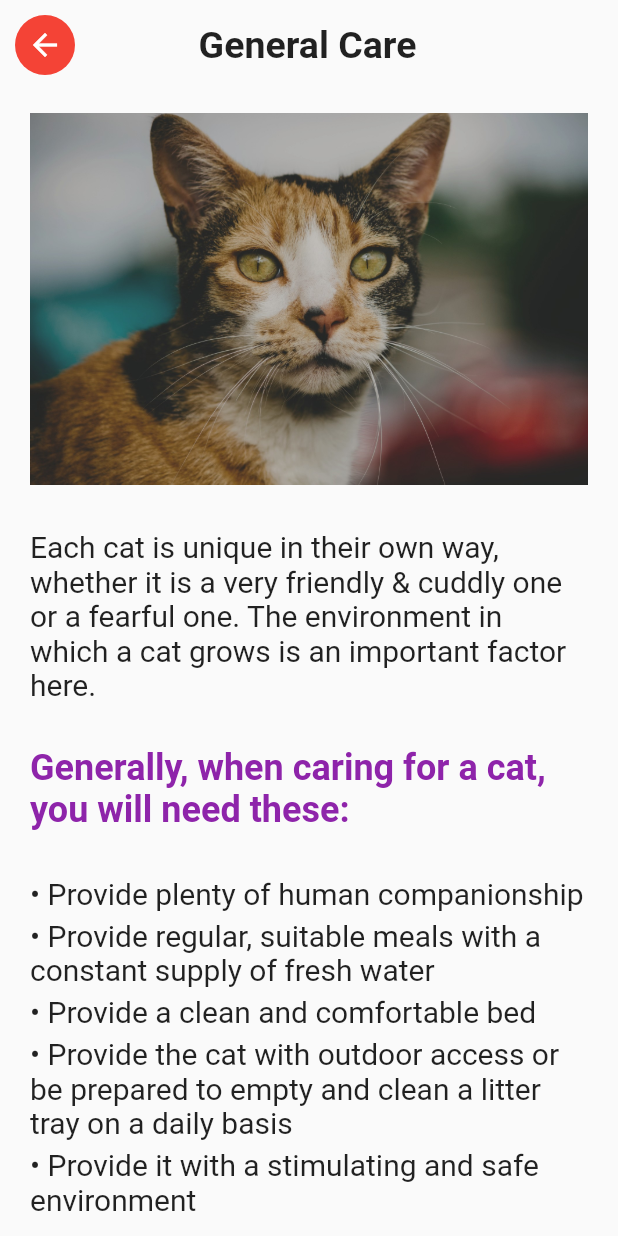
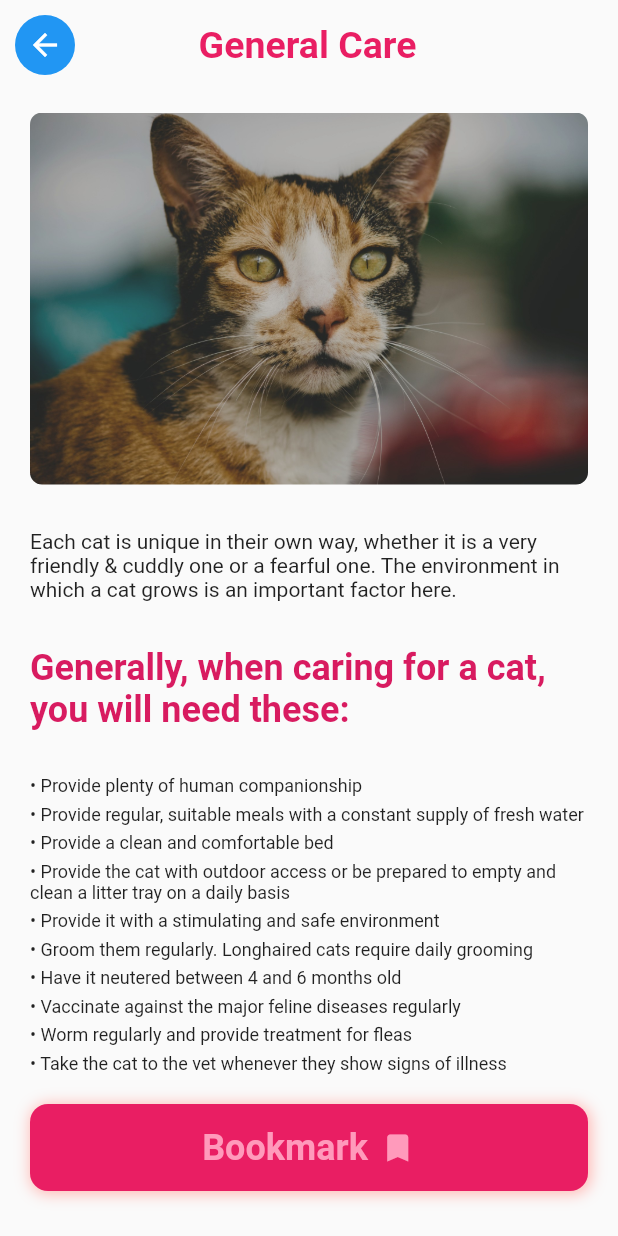
Before and after one commit to iansstuff15/catpedia, a Flutter app: the GenInfo screen opened by its route, on a phone screen of 412 x 824 dp. Run offline on Flutter 3.47's test engine with Material 2 defaults, Android fonts, the light colour scheme and no system bars; our stand-ins replace google_fonts, skeletons; missing offline and left inert: dart:ffi.

Commit message:
made changes to general care

```diff
--- a/lib/helpers/request_helper.dart
+++ b/lib/helpers/request_helper.dart
@@ -8,6 +8,8 @@ class RequestHelper {
     http.Response response =
         await http.get(url, headers: {"x-api-key": catapi_key});
 
+  /// Checking if the response is 200, if it is, it is decoding the data and returning it. If it is not
+  /// 200, it is returning failed. If there is an error, it is returning error.
     try {
       if (response.statusCode == 200) {
         String data = response.body;
--- a/lib/screens/breedlist.dart
+++ b/lib/screens/breedlist.dart
@@ -98,6 +98,7 @@ class _BreedlistState extends State<Breedlist> {
   Widget build(BuildContext context) {
     return Scaffold(
         body:SafeArea(
+
           child: ListView.builder(
             itemBuilder: (context, index){
               return Container(
--- a/lib/screens/care_geninfo.dart
+++ b/lib/screens/care_geninfo.dart
@@ -1,4 +1,4 @@
-// ignore_for_file: prefer_const_constructors, use_key_in_widget_constructors, avoid_unnecessary_containers
+// ignore_for_file: prefer_const_constructors, use_key_in_widget_constructors, avoid_unnecessary_containers, prefer_const_literals_to_create_immutables
 
 import 'package:flutter/material.dart';
 
@@ -54,6 +54,14 @@ class GenInfo extends StatelessWidget {
     double width_ = MediaQuery.of(context).size.width;
 
     return Scaffold(
+      // floatingActionButton: FloatingActionButton.extended(
+      //   onPressed: () {
+      //     // Add your onPressed code here!
+      //   },
+      //   label: const Text('Bookmark'),
+      //   icon: const Icon(Icons.bookmark),
+      //   backgroundColor: Colors.pink,
+      // ),
       body: SafeArea(
         child: Padding(
           padding: const EdgeInsets.symmetric(horizontal: 10.0, vertical: 10.0),
@@ -65,7 +73,7 @@ class GenInfo extends StatelessWidget {
                   child: Container(
                     padding: EdgeInsets.all(8),
                     decoration: BoxDecoration(
-                      color: Colors.red,
+                      color: Colors.blue,
                       borderRadius: BorderRadius.circular(20),
                     ),
                     child: Icon(
@@ -77,7 +85,7 @@ class GenInfo extends StatelessWidget {
                 Container(width: width_ * .20, color: Colors.transparent),
                 Text(
                   'General Care',
-                  style: TextStyle(fontSize: 25, fontWeight: FontWeight.bold),
+                  style: TextStyle(fontSize: 25, fontWeight: FontWeight.bold,color: Colors.pink),
                 ),
               ]),
               SizedBox(height: 20),
@@ -89,15 +97,17 @@ class GenInfo extends StatelessWidget {
                     child: Column(
                       crossAxisAlignment: CrossAxisAlignment.start,
                       children: [
-                        Image.asset(
-                          'assets/catgeneral.jpg',
-                          scale: 5.0,
-                        ),
+
+                    ClipRRect(
+                          borderRadius: BorderRadius.circular(8.0),
+                          child:Image(image: AssetImage('assets/catgeneral.jpg'))
+                      ),
+
                         SizedBox(height: 30),
                         Text(
                           'Each cat is unique in their own way, whether it is a very friendly & cuddly one or a fearful one. The environment in which a cat grows is an important factor here.',
                           style: TextStyle(
-                            fontSize: 20,
+                            fontSize: 14,
                           ),
                         ),
                         SizedBox(height: 30),
@@ -106,7 +116,7 @@ class GenInfo extends StatelessWidget {
                           style: TextStyle(
                             fontWeight: FontWeight.bold,
                             fontSize: 24,
-                            color: Colors.purple[600],
+                            color: Colors.pink[600],
                           ),
                         ),
                         SizedBox(height: 30),
@@ -115,7 +125,7 @@ class GenInfo extends StatelessWidget {
                             children: [
                               Text(
                                 '• ${bulletPoints[i]}',
-                                style: TextStyle(fontSize: 20),
+                                style: TextStyle(fontSize: 12),
                               ),
                               SizedBox(height: 5),
                             ],
@@ -128,7 +138,32 @@ class GenInfo extends StatelessWidget {
                   ),
                 ),
               ),
+              Container(
+                margin: EdgeInsets.symmetric(horizontal:10,vertical: 20),
+                decoration: BoxDecoration(
+                  color: Colors.pink,
+                  borderRadius: BorderRadius.circular(12),
+                  boxShadow: [
+                      BoxShadow(
+                        color: Color.fromARGB(255, 255, 184, 179),
+                        blurRadius: 8.0,
+                        spreadRadius: 0.5,
+                        offset: Offset(1, 1),
+                      )
+                    ]
+                ),
+                padding: EdgeInsets.symmetric(horizontal: 30,vertical: 15),
+                child: Row(
+                  mainAxisAlignment: MainAxisAlignment.center,
+                  children: [
+                    Text('Bookmark',style: TextStyle(fontWeight: FontWeight.bold,fontSize: 24,color: Color.fromARGB(255, 255, 154, 187)),),
+                    SizedBox(width: 8,),
+                    Icon(Icons.bookmark,color: Color.fromARGB(255, 255, 154, 187))
+                  ],
+                ),
+              )
             ],
+
           ),
         ),
       ),
@@ -137,6 +172,10 @@ class GenInfo extends StatelessWidget {
 }
 
 Container headingSub({header, sub}) => Container(
+    decoration: BoxDecoration(
+
+    ),
+    padding: EdgeInsets.symmetric(horizontal:20),
       child: Column(
         crossAxisAlignment: CrossAxisAlignment.start,
         children: [
@@ -144,19 +183,20 @@ Container headingSub({header, sub}) => Container(
             header,
             style: TextStyle(
               fontWeight: FontWeight.bold,
-              fontSize: 24,
-              color: Colors.purple[600],
+              fontSize: 18,
+              color: Colors.pink[600],
             ),
           ),
           SizedBox(height: 14),
           Text(
             sub,
             style: TextStyle(
-              fontSize: 20,
+              fontSize: 12,
               color: Colors.black,
             ),
           ),
-          SizedBox(height: 30.0),
+          SizedBox(height: 40.0),
+
         ],
       ),
     );
```
Also changed, not shown: lib/components/search_component.dart (added, +38 -0 lines), lib/screens/cat_info.dart (+42 -9 lines), lib/screens/search.dart (+8 -1 lines), assets/care_info.png (added), 2 other files.
